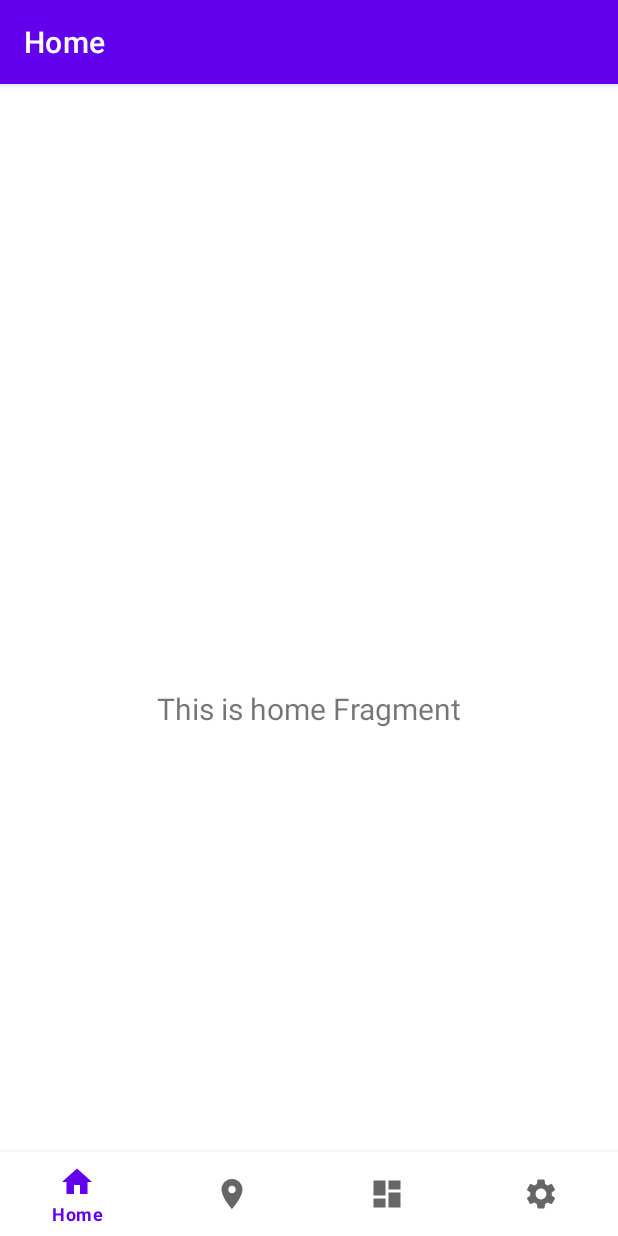
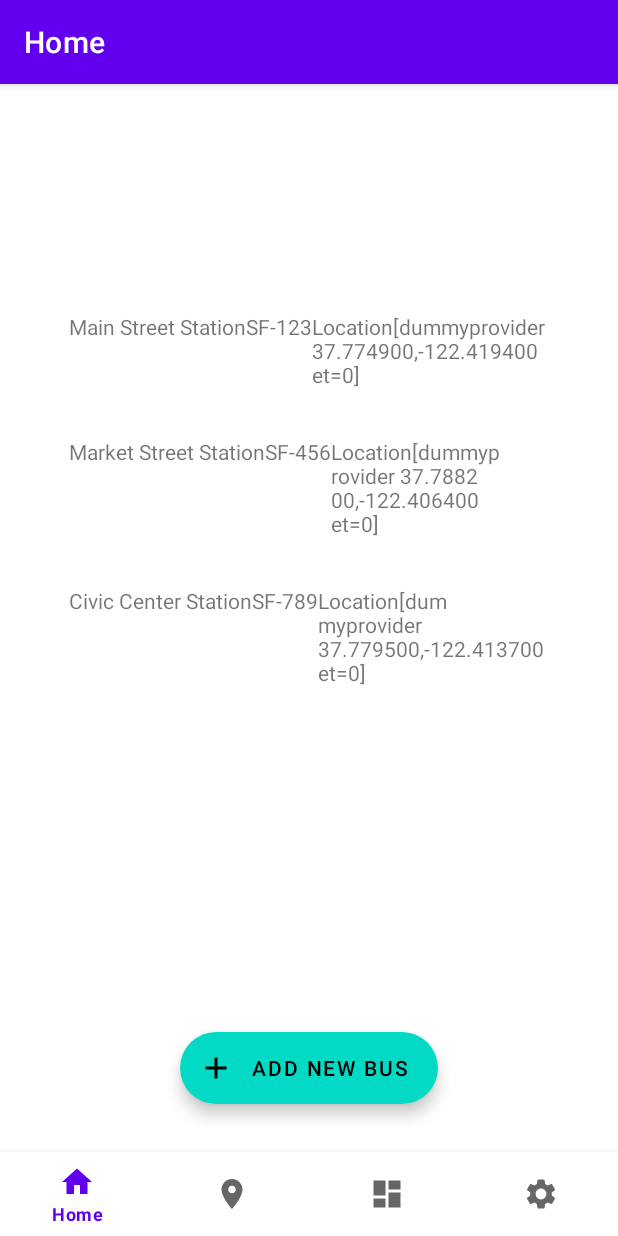
Before and after one commit to JoshuaJLi/cmpt362-wtb, an Android app: the screen it shows after launch (MainActivity), on a phone screen of 412 x 824 dp. Run offline under Robolectric (Android 15) with nearby library versions, the phone set to English and light mode, and no system bars; our stand-ins replace navigation-ui.

Commit message:
Basic home screen with listview and add bus button.

```diff
--- /dev/null
+++ b/app/src/main/java/ca/wheresthebus/adapter/FavStopAdapter.kt
@@ -0,0 +1,46 @@
+package ca.wheresthebus.adapter
+
+import android.view.LayoutInflater
+import android.view.View
+import android.view.ViewGroup
+import android.widget.TextView
+import androidx.recyclerview.widget.RecyclerView
+import ca.wheresthebus.R
+import ca.wheresthebus.data.BusStop
+
+class FavStopAdapter(
+    private val dataSet: Array<BusStop>) : RecyclerView.Adapter<FavStopAdapter.FavStopViewHolder>() {
+
+        inner class FavStopViewHolder(view: View) : RecyclerView.ViewHolder(view) {
+        private val nickname: TextView = view.findViewById(R.id.text_stop_nickname)
+        private val id: TextView = view.findViewById(R.id.text_stop_id)
+        private val upcoming: TextView = view.findViewById(R.id.text_stop_upcoming)
+
+        fun bind(stop: BusStop) {
+            nickname.text = stop.nickname
+            id.text = stop.code.id
+            upcoming.text = stop.location.toString()
+        }
+
+        init {
+            view.setOnClickListener {
+            }
+        }
+    }
+
+    override fun onCreateViewHolder(parent: ViewGroup, viewType: Int): FavStopViewHolder {
+        LayoutInflater.from(parent.context).inflate(R.layout.item_fav_bus, parent, false).let {
+            return FavStopViewHolder(it)
+        }
+    }
+
+    override fun getItemCount(): Int {
+        return dataSet.size
+    }
+
+    override fun onBindViewHolder(holder: FavStopViewHolder, position: Int) {
+        dataSet[position].let {
+            holder.bind(it)
+        }
+    }
+}
--- a/app/src/main/java/ca/wheresthebus/data/BusStop.kt
+++ b/app/src/main/java/ca/wheresthebus/data/BusStop.kt
@@ -1,3 +1,7 @@
 package ca.wheresthebus.data
 
-data class BusStop(val code : BusCode)
+import android.location.Location
+
+
+// Requires some sort of coodinates
+data class BusStop(val code : BusCode, val nickname : String, val location : Location)
--- a/app/src/main/java/ca/wheresthebus/data/Types.kt
+++ b/app/src/main/java/ca/wheresthebus/data/Types.kt
@@ -4,4 +4,4 @@ package ca.wheresthebus.data
 // see https://kotlinlang.org/docs/inline-classes.html
 
 @JvmInline
-value class BusCode(val id : Int)
+value class BusCode(val id : String)
--- a/app/src/main/java/ca/wheresthebus/ui/home/HomeFragment.kt
+++ b/app/src/main/java/ca/wheresthebus/ui/home/HomeFragment.kt
@@ -1,21 +1,59 @@
 package ca.wheresthebus.ui.home
 
+import android.location.Location
 import android.os.Bundle
 import android.view.LayoutInflater
 import android.view.View
 import android.view.ViewGroup
-import android.widget.TextView
 import androidx.fragment.app.Fragment
 import androidx.lifecycle.ViewModelProvider
+import androidx.recyclerview.widget.LinearLayoutManager
+import androidx.recyclerview.widget.RecyclerView
+import ca.wheresthebus.adapter.FavStopAdapter
+import ca.wheresthebus.data.BusCode
+import ca.wheresthebus.data.BusStop
 import ca.wheresthebus.databinding.FragmentHomeBinding
+import com.google.android.material.snackbar.Snackbar
 
 class HomeFragment : Fragment() {
+
+    // TODO: remove when there's actual data
+    private val busStops = arrayOf(
+        BusStop(
+            BusCode("SF-123"),
+            "Main Street Station",
+            Location("dummyprovider").apply {
+                latitude = 37.7749
+                longitude = -122.4194
+            }
+        ),
+        BusStop(
+            BusCode("SF-456"),
+            "Market Street Station",
+            Location("dummyprovider").apply {
+                latitude = 37.7882
+                longitude = -122.4064
+            }
+        ),
+        BusStop(
+            BusCode("SF-789"),
+            "Civic Center Station",
+            Location("dummyprovider").apply {
+                latitude = 37.7795
+                longitude = -122.4137
+            }
+        ),
+        // ... add more bus stops as needed
+    )
 
     private var _binding: FragmentHomeBinding? = null
 
     // This property is only valid between onCreateView and
     // onDestroyView.
     private val binding get() = _binding!!
+
+    private lateinit var stopAdapter: FavStopAdapter
+    private lateinit var stopsView : RecyclerView
 
     override fun onCreateView(
         inflater: LayoutInflater,
@@ -28,11 +66,26 @@ class HomeFragment : Fragment() {
         _binding = FragmentHomeBinding.inflate(inflater, container, false)
         val root: View = binding.root
 
-        val textView: TextView = binding.textHome
-        homeViewModel.text.observe(viewLifecycleOwner) {
-            textView.text = it
+
+        setUpAdapter()
+        setUpFab()
+        return root
+    }
+
+    private fun setUpFab() {
+        binding.fabNewFav.setOnClickListener {
+            Snackbar.make(it, "New Favorite Bus Stop Added", Snackbar.LENGTH_LONG).show()
         }
-        return root
+    }
+
+    private fun setUpAdapter() {
+        stopAdapter = FavStopAdapter(busStops)
+        stopsView = binding.recyclerFavStops
+
+        stopsView.apply {
+            layoutManager = LinearLayoutManager(context)
+            adapter = stopAdapter
+        }
     }
 
     override fun onDestroyView() {
--- /dev/null
+++ b/app/src/main/res/drawable/ic_add_black_dp24.xml
@@ -0,0 +1,5 @@
+<vector xmlns:android="http://schemas.android.com/apk/res/android" android:height="24dp" android:tint="#000000" android:viewportHeight="24" android:viewportWidth="24" android:width="24dp">
+
+    <path android:fillColor="@android:color/white" android:pathData="M19,13h-6v6h-2v-6H5v-2h6V5h2v6h6v2z"/>
+
+</vector>
--- a/app/src/main/res/layout/activity_main.xml
+++ b/app/src/main/res/layout/activity_main.xml
@@ -26,7 +26,8 @@
         android:id="@+id/nav_host_fragment_activity_main"
         android:name="androidx.navigation.fragment.NavHostFragment"
         android:layout_width="match_parent"
-        android:layout_height="match_parent"
+        android:layout_height="0dp"
+        android:layout_marginBottom="16dp"
         app:defaultNavHost="true"
         app:layout_constraintBottom_toTopOf="@id/nav_view"
         app:layout_constraintLeft_toLeftOf="parent"
--- a/app/src/main/res/layout/fragment_home.xml
+++ b/app/src/main/res/layout/fragment_home.xml
@@ -1,22 +1,30 @@
 <?xml version="1.0" encoding="utf-8"?>
-<androidx.constraintlayout.widget.ConstraintLayout xmlns:android="http://schemas.android.com/apk/res/android"
+<androidx.coordinatorlayout.widget.CoordinatorLayout xmlns:android="http://schemas.android.com/apk/res/android"
     xmlns:app="http://schemas.android.com/apk/res-auto"
     xmlns:tools="http://schemas.android.com/tools"
     android:layout_width="match_parent"
     android:layout_height="match_parent"
+    android:clipToPadding="false"
+    android:clipChildren="false"
     tools:context=".ui.home.HomeFragment">
 
-    <TextView
-        android:id="@+id/text_home"
+    <androidx.recyclerview.widget.RecyclerView
+        android:id="@+id/recycler_fav_stops"
+        android:padding="30dp"
+        android:layout_marginTop="50dp"
         android:layout_width="match_parent"
+        android:layout_height="match_parent"
+        app:layout_behavior="@string/appbar_scrolling_view_behavior">
+
+    </androidx.recyclerview.widget.RecyclerView>
+
+    <com.google.android.material.floatingactionbutton.ExtendedFloatingActionButton
+        android:id="@+id/fab_new_fav"
+        android:layout_width="wrap_content"
         android:layout_height="wrap_content"
-        android:layout_marginStart="8dp"
-        android:layout_marginTop="8dp"
-        android:layout_marginEnd="8dp"
-        android:textAlignment="center"
-        android:textSize="20sp"
-        app:layout_constraintBottom_toBottomOf="parent"
-        app:layout_constraintEnd_toEndOf="parent"
-        app:layout_constraintStart_toStartOf="parent"
-        app:layout_constraintTop_toTopOf="parent" />
-</androidx.constraintlayout.widget.ConstraintLayout>
+        android:layout_margin="16dp"
+        android:layout_gravity="bottom|center"
+        android:contentDescription="@string/desc_fab_new_fav"
+        android:text="@string/fab_new_fav_text"
+        app:icon="@drawable/ic_add_black_dp24"/>
+</androidx.coordinatorlayout.widget.CoordinatorLayout>
--- /dev/null
+++ b/app/src/main/res/layout/item_fav_bus.xml
@@ -0,0 +1,23 @@
+<?xml version="1.0" encoding="utf-8"?>
+<LinearLayout xmlns:android="http://schemas.android.com/apk/res/android"
+    android:layout_width="wrap_content"
+    android:layout_height="wrap_content"
+    android:orientation="horizontal"
+    android:padding="16dp">
+
+    <TextView
+        android:id="@+id/text_stop_nickname"
+        android:layout_width="wrap_content"
+        android:layout_height="match_parent"
+        />
+    <TextView
+        android:id="@+id/text_stop_id"
+        android:layout_width="wrap_content"
+        android:layout_height="wrap_content" />
+    <TextView
+        android:id="@+id/text_stop_upcoming"
+        android:layout_width="wrap_content"
+        android:layout_height="wrap_content"/>
+
+
+</LinearLayout>
--- a/app/src/main/res/values/strings.xml
+++ b/app/src/main/res/values/strings.xml
@@ -4,4 +4,6 @@
     <string name="title_trips">Trips</string>
     <string name="title_nearby">Nearby</string>
     <string name="title_settings">Settings</string>
+    <string name="desc_fab_new_fav">Add new favourite bus stop button</string>
+    <string name="fab_new_fav_text">Add New Bus</string>
 </resources>
```
